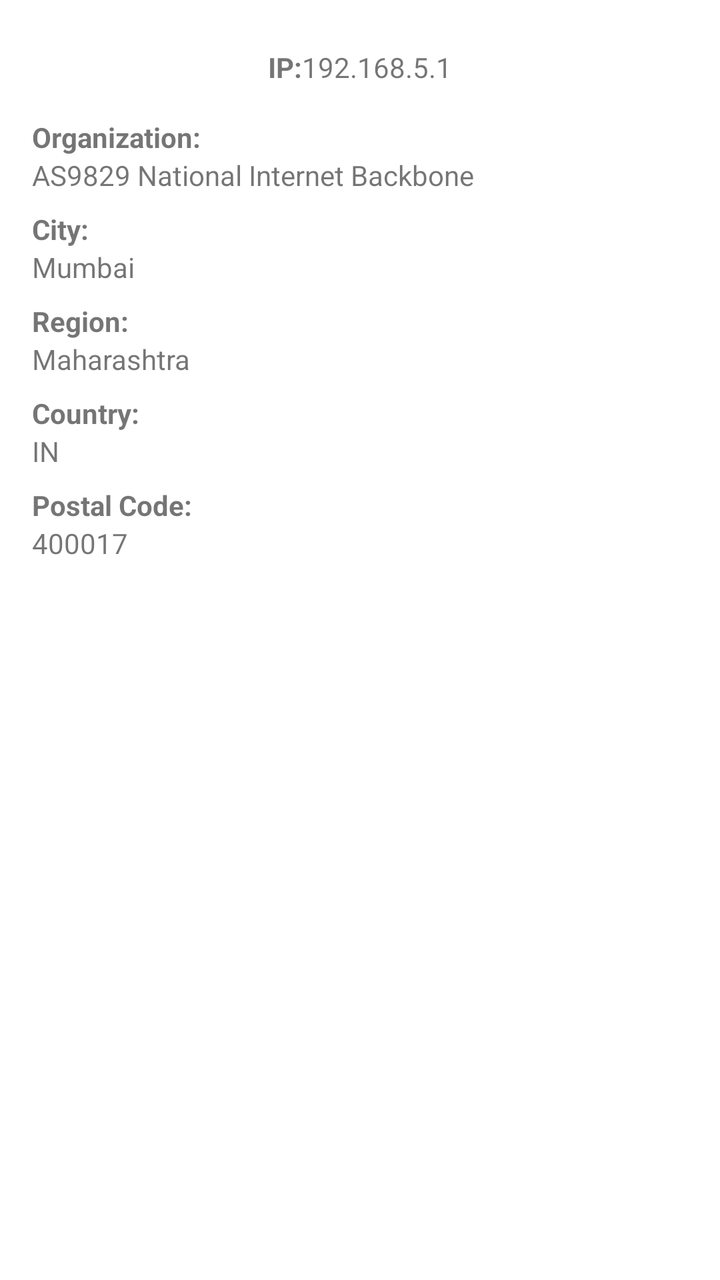
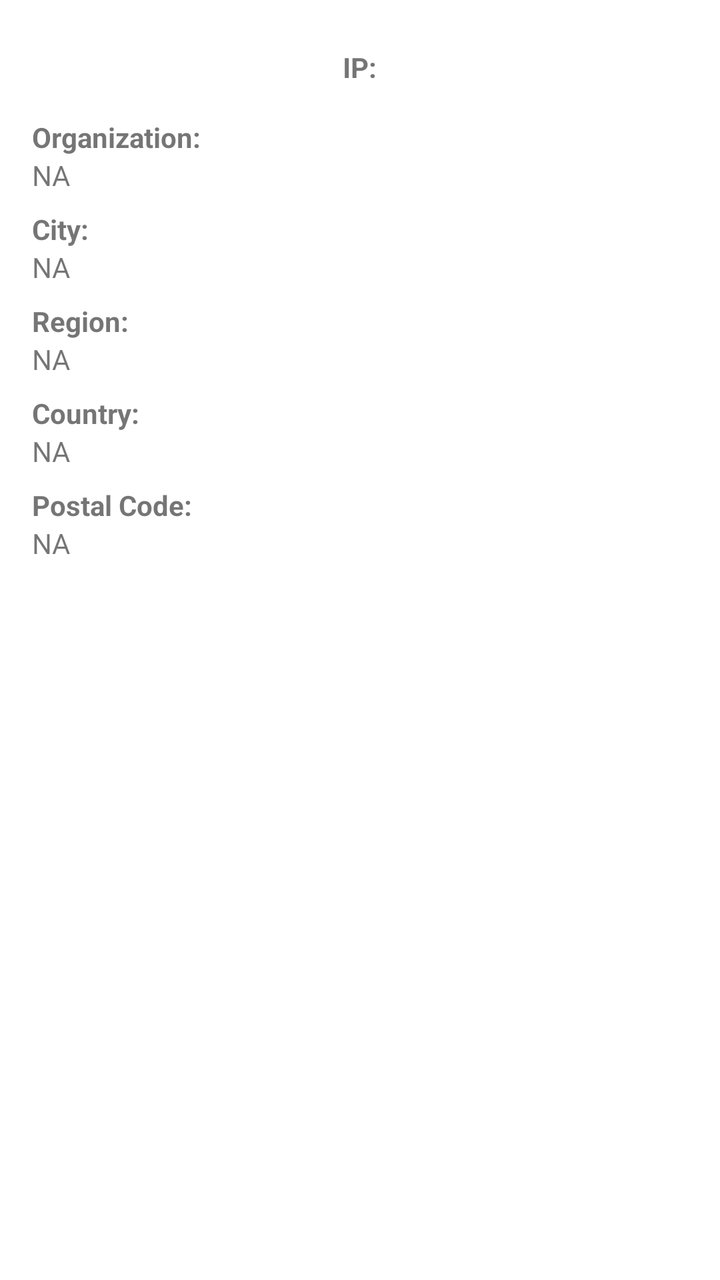

An Android layout rendered at two revisions. The XML below is the earlier revision; the diff shows what the commit changed to produce the second picture.
<!-- AndroidManifest.xml: application theme Theme.MyUSTTask -->
<!-- res/layout/navigation_detail_screen.xml -->
<?xml version="1.0" encoding="utf-8"?>
<LinearLayout xmlns:android="http://schemas.android.com/apk/res/android"
    android:layout_width="match_parent"
    android:layout_height="match_parent">

    <LinearLayout xmlns:android="http://schemas.android.com/apk/res/android"
        android:layout_width="match_parent"
        android:layout_height="wrap_content"
        android:orientation="vertical"
        android:padding="16dp">

        <LinearLayout
            android:layout_width="match_parent"
            android:layout_height="wrap_content"
            android:layout_margin="8dp"
            android:gravity="center">

            <TextView
                android:layout_width="wrap_content"
                android:layout_height="wrap_content"
                android:text="@string/ip"
                android:textStyle="bold" />

            <TextView
                android:id="@+id/txtIpAddress"
                android:layout_width="wrap_content"
                android:layout_height="wrap_content"
                android:text="192.168.5.1" />

        </LinearLayout>


        
        <TextView
            android:layout_width="wrap_content"
            android:layout_height="wrap_content"
            android:paddingTop="8dp"
            android:text="@string/organization"
            android:textStyle="bold" />

        <TextView
            android:id="@+id/txtOrg"
            android:layout_width="wrap_content"
            android:layout_height="wrap_content"
            android:text="AS9829 National Internet Backbone" />

        
        <TextView
            android:layout_width="wrap_content"
            android:layout_height="wrap_content"
            android:paddingTop="8dp"
            android:text="@string/city"
            android:textStyle="bold" />

        <TextView
            android:id="@+id/txtCity"
            android:layout_width="wrap_content"
            android:layout_height="wrap_content"
            android:text="Mumbai" />

        
        <TextView
            android:layout_width="wrap_content"
            android:layout_height="wrap_content"
            android:paddingTop="8dp"
            android:text="@string/region"
            android:textStyle="bold" />

        <TextView
            android:id="@+id/txtRegion"
            android:layout_width="wrap_content"
            android:layout_height="wrap_content"
            android:text="Maharashtra" />

        
        <TextView
            android:layout_width="wrap_content"
            android:layout_height="wrap_content"
            android:paddingTop="8dp"
            android:text="@string/country"
            android:textStyle="bold" />

        <TextView
            android:id="@+id/tvCountry"
            android:layout_width="wrap_content"
            android:layout_height="wrap_content"
            android:text="IN" />


        
        <TextView
            android:layout_width="wrap_content"
            android:layout_height="wrap_content"
            android:paddingTop="8dp"
            android:text="@string/postal_code"
            android:textStyle="bold" />

        <TextView
            android:id="@+id/txtPostal"
            android:layout_width="wrap_content"
            android:layout_height="wrap_content"
            android:text="400017" />


    </LinearLayout>

</LinearLayout>
<!-- resources referenced by this layout -->
<resources>
  <string name="city">City:</string>
  <string name="country">Country:</string>
  <string name="ip">IP: </string>
  <string name="organization">Organization:</string>
  <string name="postal_code">Postal Code:</string>
  <string name="region">Region:</string>
  <style name="Theme.MyUSTTask" parent="Theme.MaterialComponents.DayNight.DarkActionBar">
          
          <item name="colorPrimary">@color/purple_500</item>
          <item name="colorPrimaryVariant">@color/purple_700</item>
          <item name="colorOnPrimary">@color/white</item>
          
          <item name="colorSecondary">@color/teal_200</item>
          <item name="colorSecondaryVariant">@color/teal_700</item>
          <item name="colorOnSecondary">@color/black</item>
          
          <item name="android:statusBarColor">?attr/colorPrimaryVariant</item>
          
      </style>
  <color name="purple_500">#FF6200EE</color>
  <color name="purple_700">#FF3700B3</color>
  <color name="white">#FFFFFFFF</color>
  <color name="teal_200">#FF03DAC5</color>
  <color name="teal_700">#FF018786</color>
  <color name="black">#FF000000</color>
</resources>

<!-- the commit's change to res/layout/navigation_detail_screen.xml (unified diff, before → after) -->
@@ -1,9 +1,10 @@
 <?xml version="1.0" encoding="utf-8"?>
 <LinearLayout xmlns:android="http://schemas.android.com/apk/res/android"
     android:layout_width="match_parent"
-    android:layout_height="match_parent">
+    android:layout_height="match_parent"
+    android:background="@android:color/white">
 
-    <LinearLayout xmlns:android="http://schemas.android.com/apk/res/android"
+    <LinearLayout
         android:layout_width="match_parent"
         android:layout_height="wrap_content"
         android:orientation="vertical"
@@ -25,7 +26,7 @@
                 android:id="@+id/txtIpAddress"
                 android:layout_width="wrap_content"
                 android:layout_height="wrap_content"
-                android:text="192.168.5.1" />
+                android:text="" />
 
         </LinearLayout>
 
@@ -42,7 +43,7 @@
             android:id="@+id/txtOrg"
             android:layout_width="wrap_content"
             android:layout_height="wrap_content"
-            android:text="AS9829 National Internet Backbone" />
+            android:text="NA" />
 
         
         <TextView
@@ -56,7 +57,7 @@
             android:id="@+id/txtCity"
             android:layout_width="wrap_content"
             android:layout_height="wrap_content"
-            android:text="Mumbai" />
+            android:text="NA" />
 
         
         <TextView
@@ -70,7 +71,7 @@
             android:id="@+id/txtRegion"
             android:layout_width="wrap_content"
             android:layout_height="wrap_content"
-            android:text="Maharashtra" />
+            android:text="NA" />
 
         
         <TextView
@@ -81,10 +82,10 @@
             android:textStyle="bold" />
 
         <TextView
-            android:id="@+id/tvCountry"
+            android:id="@+id/txtCountry"
             android:layout_width="wrap_content"
             android:layout_height="wrap_content"
-            android:text="IN" />
+            android:text="NA" />
 
 
         
@@ -99,7 +100,7 @@
             android:id="@+id/txtPostal"
             android:layout_width="wrap_content"
             android:layout_height="wrap_content"
-            android:text="400017" />
+            android:text="NA" />
 
 
     </LinearLayout>
